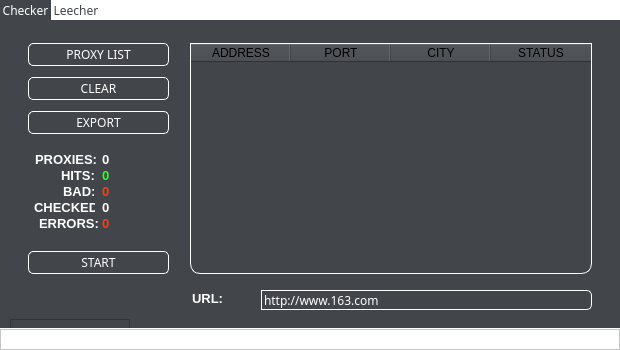
The window that proxier/gui/mainwindow.ui (marcobackup/Proxier) describes before a commit, drawn with Qt 5.
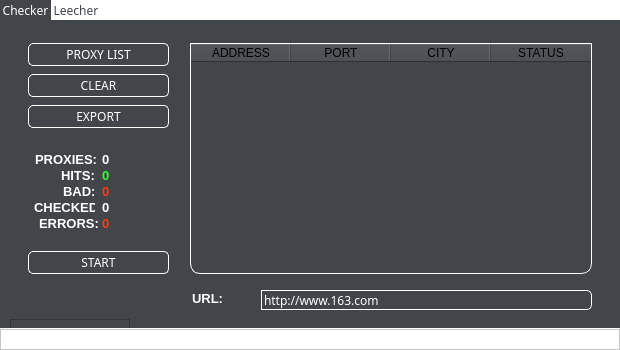
The same window after the commit. Icons and pictures are not drawn.

What changed in the file:
```diff
--- a/proxier/gui/mainwindow.ui
+++ b/proxier/gui/mainwindow.ui
@@ -205,7 +205,7 @@
       <property name="geometry">
        <rect>
         <x>28</x>
-        <y>57</y>
+        <y>54</y>
         <width>141</width>
         <height>23</height>
        </rect>
@@ -240,7 +240,7 @@
       <property name="geometry">
        <rect>
         <x>28</x>
-        <y>91</y>
+        <y>85</y>
         <width>141</width>
         <height>23</height>
        </rect>
```
